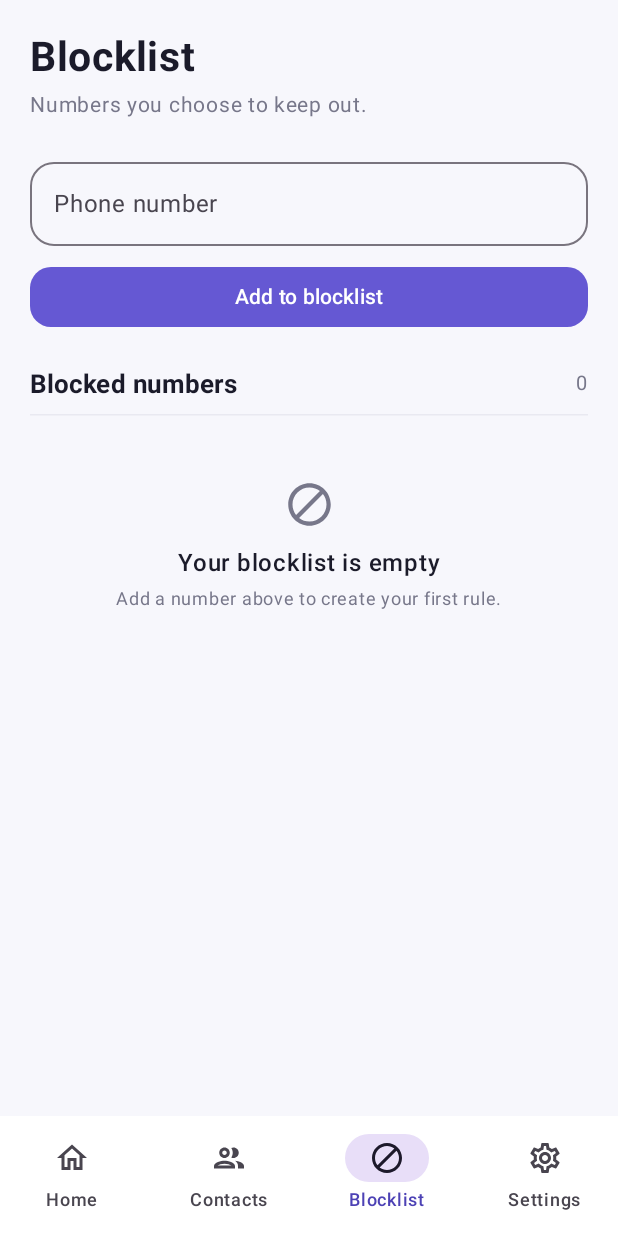
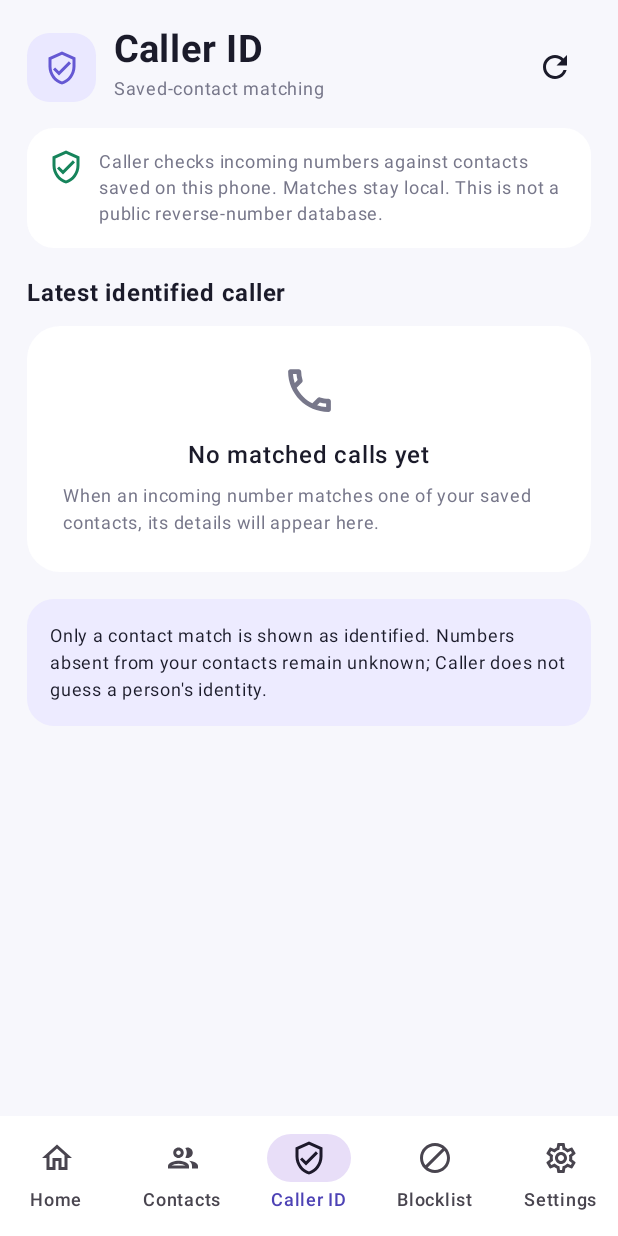
Before and after one commit to kritikakumari0972-bit/caller, an Android app built with Jetpack Compose: the composable CallerApp shown on its own in the app's theme, item 3 of the bottom bar chosen, on a phone screen of 412 x 824 dp. Run offline under Robolectric (Android 15) with nearby library versions, the phone set to English and light mode, and no system bars.

Commit message:
Add local incoming caller identification

```diff
--- a/app/build.gradle.kts
+++ b/app/build.gradle.kts
@@ -5,7 +5,7 @@ plugins {
 
 android {
     namespace = "com.caller.app"
-    compileSdk = 36
+    compileSdk = 37
 
     defaultConfig {
         applicationId = "com.caller.app"
--- a/app/src/main/AndroidManifest.xml
+++ b/app/src/main/AndroidManifest.xml
@@ -1,6 +1,7 @@
 <?xml version="1.0" encoding="utf-8"?>
 <manifest xmlns:android="http://schemas.android.com/apk/res/android">
     <uses-permission android:name="android.permission.READ_CONTACTS" />
+    <uses-permission android:name="android.permission.POST_NOTIFICATIONS" />
     <application
         android:allowBackup="false"
         android:label="Caller"
--- /dev/null
+++ b/app/src/main/java/com/caller/app/CallerIdScreen.kt
@@ -0,0 +1,254 @@
+package com.caller.app
+
+import androidx.compose.foundation.background
+import androidx.compose.foundation.layout.Arrangement
+import androidx.compose.foundation.layout.Box
+import androidx.compose.foundation.layout.Column
+import androidx.compose.foundation.layout.Row
+import androidx.compose.foundation.layout.Spacer
+import androidx.compose.foundation.layout.fillMaxSize
+import androidx.compose.foundation.layout.fillMaxWidth
+import androidx.compose.foundation.layout.height
+import androidx.compose.foundation.layout.padding
+import androidx.compose.foundation.layout.size
+import androidx.compose.foundation.layout.width
+import androidx.compose.foundation.shape.CircleShape
+import androidx.compose.foundation.shape.RoundedCornerShape
+import androidx.compose.material.icons.Icons
+import androidx.compose.material.icons.outlined.Call
+import androidx.compose.material.icons.outlined.DeleteOutline
+import androidx.compose.material.icons.outlined.Refresh
+import androidx.compose.material.icons.outlined.VerifiedUser
+import androidx.compose.material3.Button
+import androidx.compose.material3.Card
+import androidx.compose.material3.CardDefaults
+import androidx.compose.material3.Icon
+import androidx.compose.material3.IconButton
+import androidx.compose.material3.OutlinedButton
+import androidx.compose.material3.Surface
+import androidx.compose.material3.Text
+import androidx.compose.runtime.Composable
+import androidx.compose.runtime.LaunchedEffect
+import androidx.compose.runtime.getValue
+import androidx.compose.runtime.mutableStateOf
+import androidx.compose.runtime.remember
+import androidx.compose.runtime.setValue
+import androidx.compose.ui.Alignment
+import androidx.compose.ui.Modifier
+import androidx.compose.ui.graphics.Color
+import androidx.compose.ui.text.font.FontWeight
+import androidx.compose.ui.unit.dp
+import androidx.compose.ui.unit.sp
+import androidx.compose.ui.platform.LocalContext
+import com.caller.app.data.LatestCallerMatch
+import com.caller.app.data.LatestCallerMatchStore
+import com.caller.app.ui.theme.CallerBackground
+import com.caller.app.ui.theme.CallerGreen
+import com.caller.app.ui.theme.CallerLavender
+import com.caller.app.ui.theme.CallerMuted
+import com.caller.app.ui.theme.CallerPurple
+import com.caller.app.ui.theme.CallerRed
+import com.caller.app.ui.theme.CallerSurface
+import com.caller.app.ui.theme.CallerText
+import java.text.DateFormat
+import java.util.Date
+
+@Composable
+fun CallerIdScreen(modifier: Modifier = Modifier) {
+    val context = LocalContext.current
+    val store = remember { LatestCallerMatchStore(context) }
+    var latestMatch by remember { mutableStateOf<LatestCallerMatch?>(null) }
+
+    fun refresh() {
+        latestMatch = store.getLatest()
+    }
+
+    LaunchedEffect(Unit) {
+        refresh()
+    }
+
+    Column(
+        modifier = modifier
+            .fillMaxSize()
+            .background(CallerBackground)
+            .padding(horizontal = 18.dp, vertical = 18.dp)
+    ) {
+        Row(
+            modifier = Modifier.fillMaxWidth(),
+            verticalAlignment = Alignment.CenterVertically
+        ) {
+            Surface(
+                modifier = Modifier.size(46.dp),
+                shape = RoundedCornerShape(15.dp),
+                color = CallerLavender
+            ) {
+                Box(contentAlignment = Alignment.Center) {
+                    Icon(
+                        Icons.Outlined.VerifiedUser,
+                        contentDescription = null,
+                        tint = CallerPurple,
+                        modifier = Modifier.size(24.dp)
+                    )
+                }
+            }
+            Spacer(Modifier.width(12.dp))
+            Column(Modifier.weight(1f)) {
+                Text("Caller ID", fontSize = 25.sp, fontWeight = FontWeight.Bold, color = CallerText)
+                Text("Saved-contact matching", fontSize = 12.sp, color = CallerMuted)
+            }
+            IconButton(onClick = ::refresh) {
+                Icon(Icons.Outlined.Refresh, contentDescription = "Refresh latest match")
+            }
+        }
+
+        Spacer(Modifier.height(14.dp))
+
+        Card(
+            modifier = Modifier.fillMaxWidth(),
+            shape = RoundedCornerShape(18.dp),
+            colors = CardDefaults.cardColors(containerColor = CallerSurface)
+        ) {
+            Row(
+                modifier = Modifier.padding(14.dp),
+                verticalAlignment = Alignment.Top
+            ) {
+                Icon(
+                    Icons.Outlined.VerifiedUser,
+                    contentDescription = null,
+                    tint = CallerGreen
+                )
+                Spacer(Modifier.width(10.dp))
+                Text(
+                    "Caller checks incoming numbers against contacts saved on this phone. Matches stay local. This is not a public reverse-number database.",
+                    fontSize = 12.sp,
+                    lineHeight = 17.sp,
+                    color = CallerMuted
+                )
+            }
+        }
+
+        Spacer(Modifier.height(18.dp))
+        Text(
+            "Latest identified caller",
+            fontSize = 16.sp,
+            fontWeight = FontWeight.Bold,
+            color = CallerText
+        )
+        Spacer(Modifier.height(10.dp))
+
+        if (latestMatch == null) {
+            Card(
+                modifier = Modifier.fillMaxWidth(),
+                shape = RoundedCornerShape(22.dp),
+                colors = CardDefaults.cardColors(containerColor = CallerSurface)
+            ) {
+                Column(
+                    modifier = Modifier.fillMaxWidth().padding(24.dp),
+                    horizontalAlignment = Alignment.CenterHorizontally
+                ) {
+                    Icon(
+                        Icons.Outlined.Call,
+                        contentDescription = null,
+                        tint = CallerMuted,
+                        modifier = Modifier.size(38.dp)
+                    )
+                    Spacer(Modifier.height(12.dp))
+                    Text(
+                        "No matched calls yet",
+                        fontWeight = FontWeight.SemiBold,
+                        color = CallerText
+                    )
+                    Text(
+                        "When an incoming number matches one of your saved contacts, its details will appear here.",
+                        fontSize = 12.sp,
+                        lineHeight = 18.sp,
+                        color = CallerMuted,
+                        modifier = Modifier.padding(top = 6.dp)
+                    )
+                }
+            }
+        } else {
+            val match = latestMatch!!
+            Card(
+                modifier = Modifier.fillMaxWidth(),
+                shape = RoundedCornerShape(22.dp),
+                colors = CardDefaults.cardColors(containerColor = CallerSurface)
+            ) {
+                Column(Modifier.padding(20.dp)) {
+                    Row(verticalAlignment = Alignment.CenterVertically) {
+                        Surface(
+                            modifier = Modifier.size(48.dp),
+                            shape = CircleShape,
+                            color = CallerLavender
+                        ) {
+                            Box(contentAlignment = Alignment.Center) {
+                                Text(
+                                    match.displayName.firstOrNull()?.uppercase() ?: "?",
+                                    color = CallerPurple,
+                                    fontWeight = FontWeight.Bold,
+                                    fontSize = 19.sp
+                                )
+                            }
+                        }
+                        Spacer(Modifier.width(12.dp))
+                        Column(Modifier.weight(1f)) {
+                            Text(
+                                match.displayName,
+                                fontSize = 18.sp,
+                                fontWeight = FontWeight.Bold,
+                                color = CallerText
+                            )
+                            Text("Matched from saved contacts", fontSize = 12.sp, color = CallerGreen)
+                        }
+                    }
+                    Spacer(Modifier.height(18.dp))
+                    Text("Phone number", fontSize = 11.sp, color = CallerMuted)
+                    Text(
+                        match.phoneNumber,
+                        fontSize = 16.sp,
+                        color = CallerText,
+                        fontWeight = FontWeight.SemiBold,
+                        modifier = Modifier.padding(top = 3.dp)
+                    )
+                    Spacer(Modifier.height(12.dp))
+                    Text("Matched at", fontSize = 11.sp, color = CallerMuted)
+                    Text(
+                        DateFormat.getDateTimeInstance(DateFormat.MEDIUM, DateFormat.SHORT)
+                            .format(Date(match.matchedAtMillis)),
+                        fontSize = 13.sp,
+                        color = CallerText,
+                        modifier = Modifier.padding(top = 3.dp)
+                    )
+                }
+            }
+            Spacer(Modifier.height(12.dp))
+            OutlinedButton(
+                onClick = {
+                    store.clear()
+                    refresh()
+                },
+                modifier = Modifier.fillMaxWidth(),
+                shape = RoundedCornerShape(14.dp)
+            ) {
+                Icon(Icons.Outlined.DeleteOutline, contentDescription = null, tint = CallerRed)
+                Spacer(Modifier.width(8.dp))
+                Text("Clear latest match")
+            }
+        }
+
+        Spacer(Modifier.height(18.dp))
+        Card(
+            modifier = Modifier.fillMaxWidth(),
+            shape = RoundedCornerShape(18.dp),
+            colors = CardDefaults.cardColors(containerColor = Color(0xFFEDEBFF))
+        ) {
+            Text(
+                "Only a contact match is shown as identified. Numbers absent from your contacts remain unknown; Caller does not guess a person's identity.",
+                fontSize = 12.sp,
+                lineHeight = 18.sp,
+                color = CallerText,
+                modifier = Modifier.padding(15.dp)
+            )
+        }
+    }
+}
--- a/app/src/main/java/com/caller/app/MainActivity.kt
+++ b/app/src/main/java/com/caller/app/MainActivity.kt
@@ -11,6 +11,7 @@ import androidx.compose.runtime.getValue
 import androidx.compose.runtime.mutableStateOf
 import androidx.compose.runtime.setValue
 import com.caller.app.ui.theme.CallerTheme
+import com.caller.app.telephony.CallerMatchNotifier
 
 class MainActivity : ComponentActivity() {
 
@@ -24,6 +25,7 @@ class MainActivity : ComponentActivity() {
     override fun onCreate(savedInstanceState: Bundle?) {
         super.onCreate(savedInstanceState)
         refreshScreeningRole()
+        CallerMatchNotifier.ensureChannel(this)
         setContent {
             CallerTheme {
                 CallerApp(
```
Also changed, not shown: app/src/main/java/com/caller/app/CallerApp.kt (+51 -1 lines), app/src/main/java/com/caller/app/data/ContactCallerLookup.kt (added, +61 -0 lines), app/src/main/java/com/caller/app/data/LatestCallerMatchStore.kt (added, +54 -0 lines), app/src/main/java/com/caller/app/telephony/CallerMatchNotifier.kt (added, +72 -0 lines), app/src/main/java/com/caller/app/telephony/CallerScreeningService.kt (+26 -4 lines), 2 other files.
